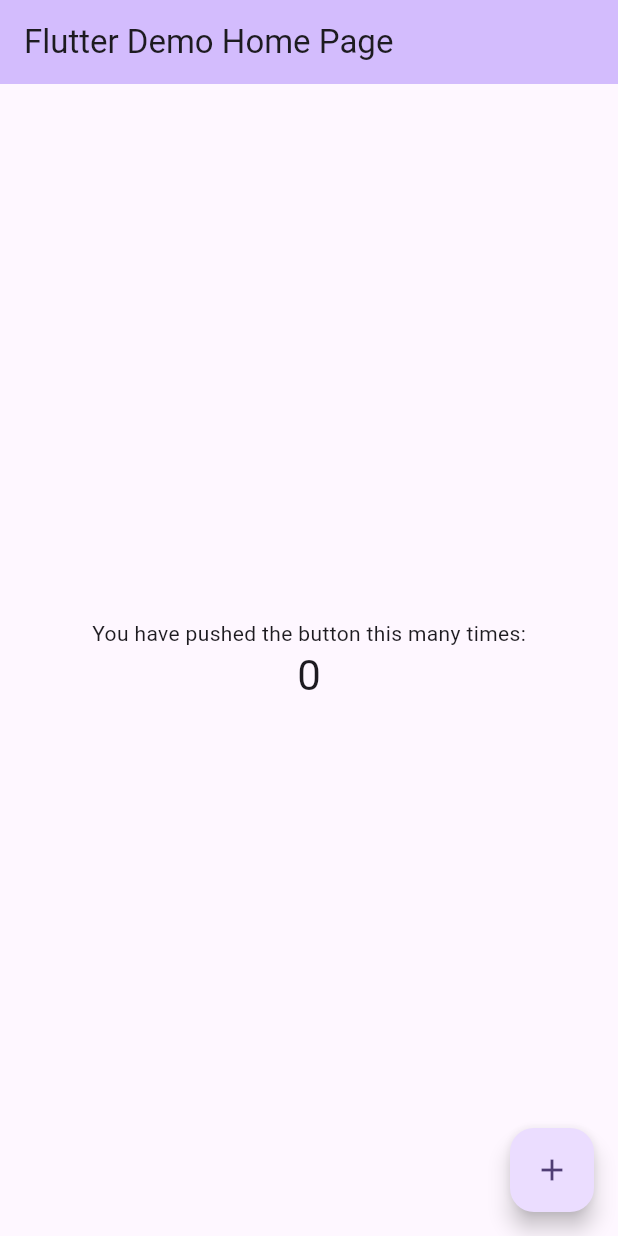
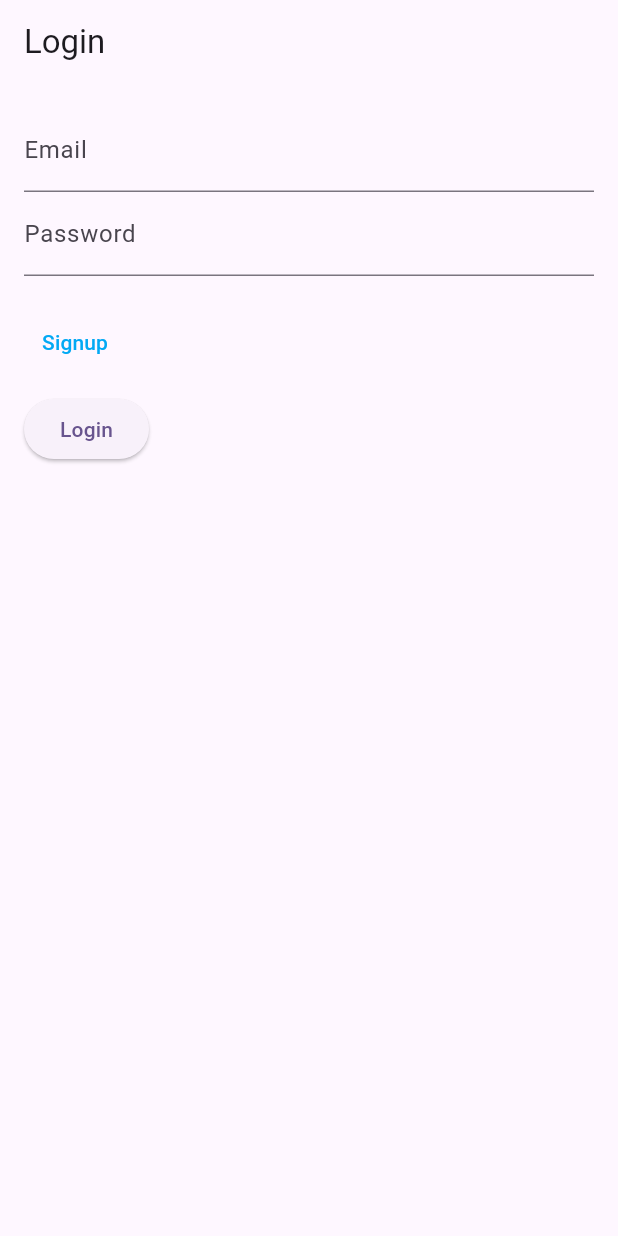
Before and after one commit to pankaj1101/task_management, a Flutter app: the screen it shows after launch, on a phone screen of 412 x 824 dp. Run offline on Flutter 3.47's test engine with Material 3 defaults, Android fonts, the phone set to English and light mode, and no system bars; our stand-ins replace firebase_auth, firebase_core, get; accounts and stored records are empty.

Commit message:
Added login auth , signup auth , logout

```diff
--- /dev/null
+++ b/lib/controllers/login_controllers.dart
@@ -0,0 +1,54 @@
+import 'package:firebase_auth/firebase_auth.dart';
+import 'package:get/get.dart';
+import 'package:task_management/views/home_screen.dart';
+
+class LoginController extends GetxController {
+  var email = ''.obs;
+  var password = ''.obs;
+  var emailError = ''.obs;
+  var passwordError = ''.obs;
+  RxString userId = ''.obs;
+
+  final FirebaseAuth _auth = FirebaseAuth.instance;
+
+  void validateEmail(String value) {
+    if (!GetUtils.isEmail(value)) {
+      emailError.value = 'Enter a valid email';
+    } else {
+      emailError.value = '';
+    }
+  }
+
+  void validatePassword(String value) {
+    if (value.length < 6) {
+      passwordError.value = 'Password must be at least 6 characters';
+    } else {
+      passwordError.value = '';
+    }
+  }
+
+  Future<void> login() async {
+    validateEmail(email.value);
+    validatePassword(password.value);
+
+    if (emailError.isEmpty && passwordError.isEmpty) {
+      try {
+        UserCredential userCredential = await _auth.signInWithEmailAndPassword(
+          email: email.value,
+          password: password.value,
+        );
+        User? user = userCredential.user;
+
+        if (user != null) {
+          userId.value = user.uid;
+          Get.snackbar('Success', 'Login successful');
+          Get.off(() => HomeScreen());
+        } else {
+          Get.snackbar('Error', 'User not found');
+        }
+      } catch (e) {
+        Get.snackbar('Error', e.toString());
+      }
+    }
+  }
+}
--- /dev/null
+++ b/lib/controllers/signup_controller.dart
@@ -0,0 +1,71 @@
+import 'package:firebase_auth/firebase_auth.dart';
+import 'package:get/get.dart';
+import 'package:task_management/views/login_screen.dart';
+
+class SignupController extends GetxController {
+  var email = ''.obs;
+  var password = ''.obs;
+  var confirmPassword = ''.obs;
+  var emailError = ''.obs;
+  var passwordError = ''.obs;
+  var confirmPasswordError = ''.obs;
+
+  FirebaseAuth _auth = FirebaseAuth.instance;
+
+  void validateEmail(String value) {
+    if (!GetUtils.isEmail(value)) {
+      emailError.value = 'Enter a valid email';
+    } else {
+      emailError.value = '';
+    }
+  }
+
+  void validatePassword(String value) {
+    if (value.length < 6) {
+      passwordError.value = 'Password must be at least 6 characters';
+    } else {
+      passwordError.value = '';
+    }
+  }
+
+  void validateConfirmPassword(String value) {
+    if (value != password.value) {
+      confirmPasswordError.value = 'Passwords do not match';
+    } else {
+      confirmPasswordError.value = '';
+    }
+  }
+
+  Future<void> signup() async {
+    validateEmail(email.value);
+    validatePassword(password.value);
+    validateConfirmPassword(confirmPassword.value);
+
+    if (emailError.isEmpty &&
+        passwordError.isEmpty &&
+        confirmPasswordError.isEmpty) {
+      try {
+        await _auth.createUserWithEmailAndPassword(
+          email: email.value,
+          password: password.value,
+        );
+        Get.snackbar('Success', 'Signup successful');
+        email.value = '';
+        password.value = '';
+        confirmPassword.value = '';
+
+        // Navigate to LoginScren after signup
+        Get.to(LoginScreen());
+      } on FirebaseAuthException catch (e) {
+        if (e.code == 'email-already-in-use') {
+          Get.snackbar('Error',
+              'The email address is already in use by another account.');
+        } else {
+          Get.snackbar('Error', e.message!);
+        }
+      } catch (e) {
+        Get.snackbar('Error', e.toString());
+      }
+    }
+  }
+}
--- a/lib/main.dart
+++ b/lib/main.dart
@@ -1,6 +1,8 @@
 import 'package:firebase_core/firebase_core.dart';
 import 'package:flutter/material.dart';
+import 'package:get/get.dart';
 import 'package:task_management/firebase_options.dart';
+import 'package:task_management/views/login_screen.dart';
 
 void main() async {
   WidgetsFlutterBinding.ensureInitialized();
@@ -15,61 +17,13 @@ class MyApp extends StatelessWidget {
 
   @override
   Widget build(BuildContext context) {
-    return MaterialApp(
+    return GetMaterialApp(
       title: 'Flutter Demo',
       theme: ThemeData(
         colorScheme: ColorScheme.fromSeed(seedColor: Colors.deepPurple),
         useMaterial3: true,
       ),
-      home: const MyHomePage(title: 'Flutter Demo Home Page'),
+      home: LoginScreen(),
     );
   }
 }
-
-class MyHomePage extends StatefulWidget {
-  const MyHomePage({super.key, required this.title});
-
-  final String title;
-
-  @override
-  State<MyHomePage> createState() => _MyHomePageState();
-}
-
-class _MyHomePageState extends State<MyHomePage> {
-  int _counter = 0;
-
-  void _incrementCounter() {
-    setState(() {
-      _counter++;
-    });
-  }
-
-  @override
-  Widget build(BuildContext context) {
-    return Scaffold(
-      appBar: AppBar(
-        backgroundColor: Theme.of(context).colorScheme.inversePrimary,
-        title: Text(widget.title),
-      ),
-      body: Center(
-        child: Column(
-          mainAxisAlignment: MainAxisAlignment.center,
-          children: <Widget>[
-            const Text(
-              'You have pushed the button this many times:',
-            ),
-            Text(
-              '$_counter',
-              style: Theme.of(context).textTheme.headlineMedium,
-            ),
-          ],
-        ),
-      ),
-      floatingActionButton: FloatingActionButton(
-        onPressed: _incrementCounter,
-        tooltip: 'Increment',
-        child: const Icon(Icons.add),
-      ),
-    );
-  }
-}
--- /dev/null
+++ b/lib/views/login_screen.dart
@@ -0,0 +1,62 @@
+import 'package:flutter/material.dart';
+import 'package:get/get.dart';
+import 'package:task_management/controllers/login_controllers.dart';
+
+class LoginScreen extends StatelessWidget {
+  final LoginController loginController = Get.put(LoginController());
+
+  LoginScreen({super.key});
+
+  @override
+  Widget build(BuildContext context) {
+    return Scaffold(
+      appBar: AppBar(
+        title: const Text('Login'),
+      ),
+      body: Padding(
+        padding: const EdgeInsets.all(16.0),
+        child: Column(
+          crossAxisAlignment: CrossAxisAlignment.start,
+          children: [
+            TextField(
+              onChanged: (value) {
+                loginController.email.value = value;
+              },
+              decoration: InputDecoration(
+                labelText: 'Email',
+                errorText: loginController.emailError.value.isEmpty
+                    ? null
+                    : loginController.emailError.value,
+              ),
+            ),
+            TextField(
+              onChanged: (value) {
+                loginController.password.value = value;
+              },
+              obscureText: true,
+              decoration: InputDecoration(
+                labelText: 'Password',
+                errorText: loginController.passwordError.value.isEmpty
+                    ? null
+                    : loginController.passwordError.value,
+              ),
+            ),
+            const SizedBox(height: 20),
+            TextButton(
+              onPressed: () {},
+              child: const Text(
+                'Signup',
+                style: TextStyle(color: Colors.lightBlue),
+              ),
+            ),
+            const SizedBox(height: 10),
+            ElevatedButton(
+              onPressed: loginController.login,
+              child: const Text('Login'),
+            ),
+          ],
+        ),
+      ),
+    );
+  }
+}
--- a/pubspec.yaml
+++ b/pubspec.yaml
@@ -37,6 +37,7 @@ dependencies:
   cupertino_icons: ^1.0.6
   firebase_core: ^3.1.0
   get: ^4.6.6
+  firebase_auth: ^5.1.0
 
 dev_dependencies:
   flutter_test:
```
Also changed, not shown: lib/controllers/auth_controller.dart (added, +16 -0 lines), lib/views/home_screen.dart (added, +29 -0 lines), lib/views/signup_screen.dart (added, +66 -0 lines), 2 other files.
